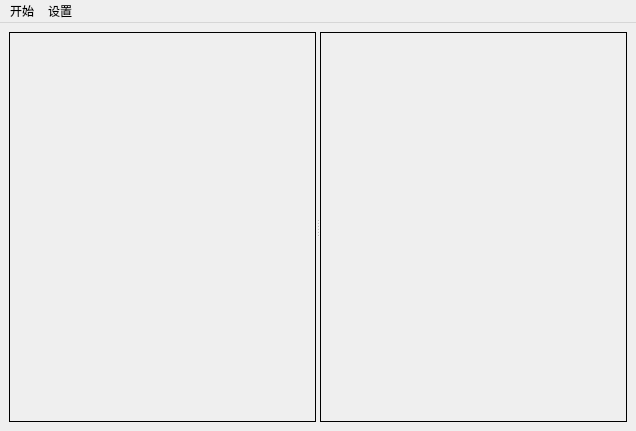
Qt form mainwindow.ui (lfsty/LostArkNote) before a commit.
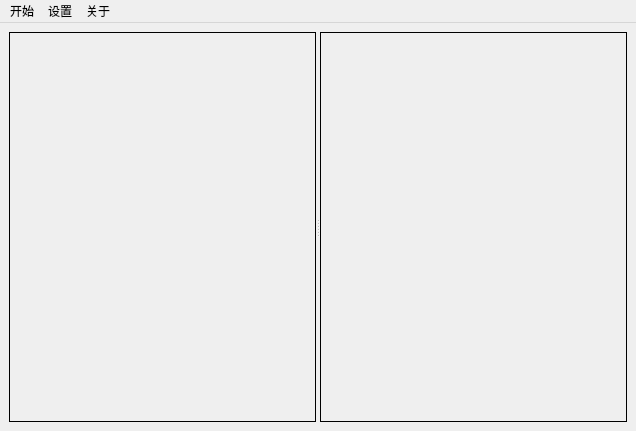
The same form after that commit.

Commit message: add about dialog

The edit to the form file:
```diff
--- a/mainwindow.ui
+++ b/mainwindow.ui
@@ -115,7 +115,7 @@
      <x>0</x>
      <y>0</y>
      <width>636</width>
-     <height>19</height>
+     <height>25</height>
     </rect>
    </property>
    <widget class="QMenu" name="menu">
@@ -136,8 +136,15 @@
     <addaction name="separator"/>
     <addaction name="update_config"/>
    </widget>
+   <widget class="QMenu" name="menu_3">
+    <property name="title">
+     <string>关于</string>
+    </property>
+    <addaction name="actionAbout"/>
+   </widget>
    <addaction name="menu"/>
    <addaction name="menu_2"/>
+   <addaction name="menu_3"/>
   </widget>
   <action name="add_character">
    <property name="text">
```
Left out of the diff: 13 changed lines with no effect on the pictures. The commit also changes 7 other files.
